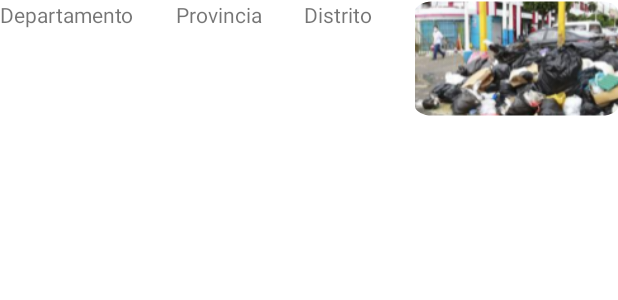
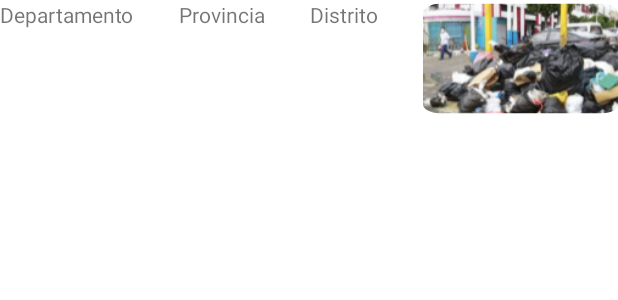
Before and after one commit to Team-IDNP/Laboratorio_08, an Android app: the layout item_list.xml on its own in the app's theme, with its tools: preview values and no code run, on a phone screen of 412 x 824 dp. Shown: the top 300 px of the screen. Run offline under Robolectric (Android 15) with nearby library versions, the phone set to English and light mode, and no system bars.

Commit message:
Ajustar item de recycler view

```diff
--- a/app/src/main/java/com/example/laboratorio08/MainActivity.java
+++ b/app/src/main/java/com/example/laboratorio08/MainActivity.java
@@ -22,7 +22,7 @@ public class MainActivity extends AppCompatActivity {
         recicler = findViewById(R.id.recycler);
         recicler.setLayoutManager(new LinearLayoutManager(this, LinearLayoutManager.VERTICAL, false));
 
-        list = ReporteGenerator.generar(10);
+        list = ReporteGenerator.generar(50);
 
         ReporteAdapter rAdapter = new ReporteAdapter(list);
 
--- a/app/src/main/res/layout/activity_main.xml
+++ b/app/src/main/res/layout/activity_main.xml
@@ -8,13 +8,12 @@
 
     <androidx.recyclerview.widget.RecyclerView
         android:id="@+id/recycler"
-        android:layout_width="409dp"
-        android:layout_height="729dp"
+        android:layout_width="0dp"
+        android:layout_height="0dp"
         android:layout_marginStart="1dp"
         android:layout_marginTop="1dp"
         android:layout_marginEnd="1dp"
         android:layout_marginBottom="1dp"
-        android:background="#9A2323"
         app:layout_constraintBottom_toBottomOf="parent"
         app:layout_constraintEnd_toEndOf="parent"
         app:layout_constraintStart_toStartOf="parent"
--- a/app/src/main/res/layout/item_list.xml
+++ b/app/src/main/res/layout/item_list.xml
@@ -2,11 +2,11 @@
 <androidx.constraintlayout.widget.ConstraintLayout xmlns:android="http://schemas.android.com/apk/res/android"
     xmlns:app="http://schemas.android.com/apk/res-auto"
     android:layout_width="match_parent"
-    android:layout_height="match_parent">
+    android:layout_height="100dp">
 
     <LinearLayout
         android:layout_width="match_parent"
-        android:layout_height="match_parent"
+        android:layout_height="100dp"
         android:orientation="horizontal">
 
         <TextView
@@ -32,7 +32,7 @@
 
         <ImageView
             android:id="@+id/imgReporte"
-            android:layout_width="wrap_content"
+            android:layout_width="100dp"
             android:layout_height="78dp"
             android:layout_weight="1"
             app:srcCompat="@mipmap/img_basura" />
```
